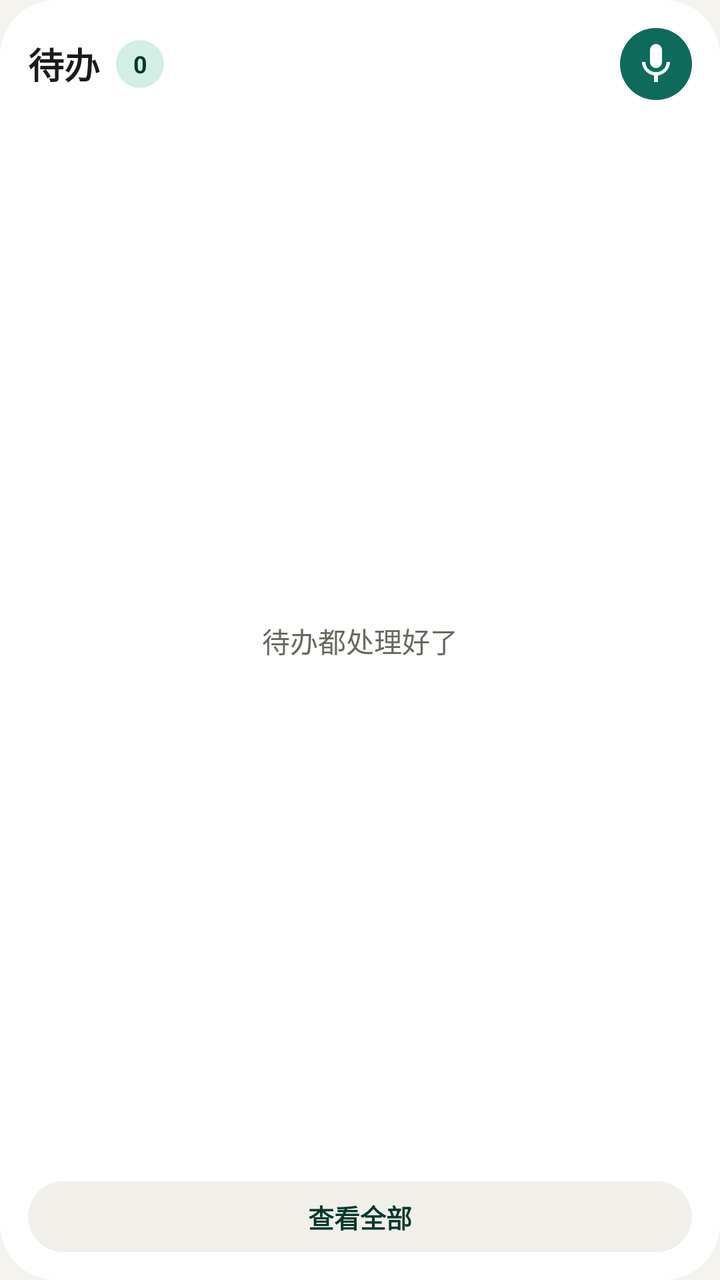
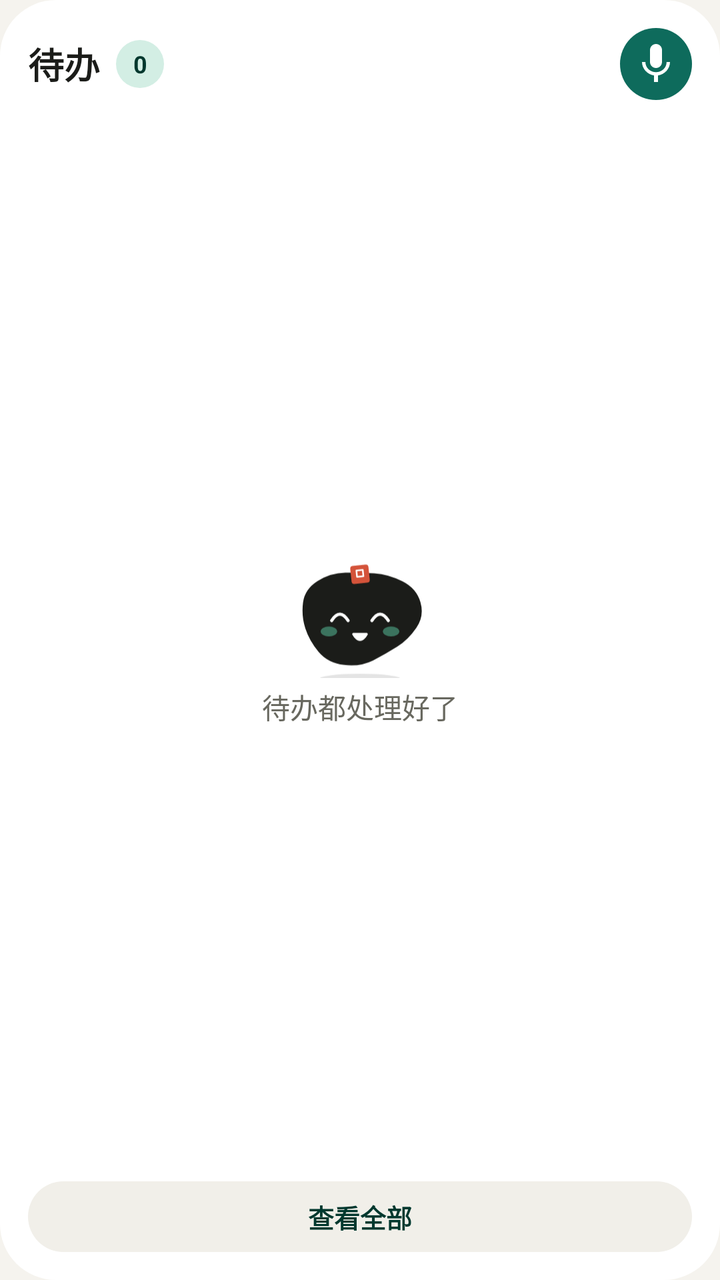

An Android layout rendered at two revisions. The XML below is the earlier revision; the diff shows what the commit changed to produce the second picture.
<!-- AndroidManifest.xml: application theme Theme.ShuoLeSa -->
<!-- res/layout/widget_todo.xml -->
<?xml version="1.0" encoding="utf-8"?>
<LinearLayout xmlns:android="http://schemas.android.com/apk/res/android"
    android:id="@android:id/background"
    android:layout_width="match_parent"
    android:layout_height="match_parent"
    android:background="@drawable/widget_bg"
    android:orientation="vertical"
    android:padding="14dp">

    <LinearLayout
        android:id="@+id/todo_header"
        android:layout_width="match_parent"
        android:layout_height="wrap_content"
        android:gravity="center_vertical"
        android:orientation="horizontal">
        <TextView
            android:id="@+id/todo_title"
            android:layout_width="wrap_content"
            android:layout_height="wrap_content"
            android:text="待办"
            android:textColor="@color/text_primary"
            android:textSize="18sp"
            android:textStyle="bold" />
        <TextView
            android:id="@+id/todo_count"
            android:layout_width="wrap_content"
            android:layout_height="wrap_content"
            android:layout_marginStart="8dp"
            android:background="@drawable/widget_circle_accent"
            android:gravity="center"
            android:minWidth="24dp"
            android:minHeight="24dp"
            android:text="0"
            android:textColor="@color/widget_accent_text"
            android:textSize="12sp"
            android:textStyle="bold" />
        <View
            android:layout_width="0dp"
            android:layout_height="1dp"
            android:layout_weight="1" />
        <ImageButton
            android:id="@+id/todo_record"
            android:layout_width="36dp"
            android:layout_height="36dp"
            android:background="@drawable/widget_orb"
            android:contentDescription="开始录音"
            android:src="@drawable/ic_w_mic_on_orb" />
    </LinearLayout>

    <FrameLayout
        android:layout_width="match_parent"
        android:layout_height="0dp"
        android:layout_marginTop="6dp"
        android:layout_weight="1">
        <ListView
            android:id="@+id/todo_list"
            android:layout_width="match_parent"
            android:layout_height="match_parent"
            android:divider="@null"
            android:dividerHeight="0dp" />
        <TextView
            android:id="@+id/todo_empty"
            android:layout_width="match_parent"
            android:layout_height="match_parent"
            android:gravity="center"
            android:text="待办都处理好了"
            android:textColor="@color/text_secondary"
            android:textSize="14sp" />
    </FrameLayout>

    <TextView
        android:id="@+id/todo_footer"
        android:layout_width="match_parent"
        android:layout_height="wrap_content"
        android:layout_marginTop="6dp"
        android:background="@drawable/widget_bg_raised"
        android:gravity="center"
        android:paddingTop="8dp"
        android:paddingBottom="8dp"
        android:text="查看全部"
        android:textColor="@color/widget_accent_text"
        android:textSize="13sp"
        android:textStyle="bold" />
</LinearLayout>
<!-- resources referenced by this layout -->
<resources>
  <color name="text_primary">#1B1C19</color>
  <color name="text_secondary">#68685F</color>
  <color name="widget_accent_text">#00382E</color>
  <!-- drawable ic_w_mic_on_orb (drawable) -->
  <vector xmlns:android="http://schemas.android.com/apk/res/android"
      android:width="24dp"
      android:height="24dp"
      android:viewportWidth="24"
      android:viewportHeight="24"
      android:tint="@color/widget_on_orb">
      <path
          android:fillColor="@android:color/white"
          android:pathData="M12,14c1.66,0 2.99,-1.34 2.99,-3L15,5c0,-1.66 -1.34,-3 -3,-3S9,3.34 9,5v6c0,1.66 1.34,3 3,3zM17.3,11c0,3 -2.54,5.1 -5.3,5.1S6.7,14 6.7,11H5c0,3.41 2.72,6.23 6,6.72V21h2v-3.28c3.28,-0.48 6,-3.3 6,-6.72h-1.7z" />
  </vector>
  <!-- drawable widget_bg (drawable) -->
  <shape xmlns:android="http://schemas.android.com/apk/res/android" android:shape="rectangle">
      <solid android:color="@color/widget_bg" />
      <corners android:radius="@dimen/widget_radius" />
  </shape>
  <!-- drawable widget_bg_raised (drawable) -->
  <shape xmlns:android="http://schemas.android.com/apk/res/android" android:shape="rectangle">
      <solid android:color="@color/widget_bg_raised" />
      <corners android:radius="@dimen/widget_inner_radius" />
  </shape>
  <!-- drawable widget_circle_accent (drawable) -->
  <shape xmlns:android="http://schemas.android.com/apk/res/android" android:shape="oval">
      <solid android:color="@color/widget_accent_bg" />
  </shape>
  <!-- drawable widget_orb (drawable) -->
  <shape xmlns:android="http://schemas.android.com/apk/res/android" android:shape="oval">
      <solid android:color="@color/widget_orb" />
  </shape>
  <style name="Theme.ShuoLeSa" parent="android:Theme.Material.Light.NoActionBar">
          <item name="android:colorBackground">@color/background</item>
          <item name="android:windowBackground">@color/background</item>
          <item name="android:statusBarColor">@color/background</item>
          <item name="android:navigationBarColor">@color/background</item>
          <item name="android:colorPrimary">@color/primary</item>
          <item name="android:colorPrimaryDark">@color/primary</item>
          <item name="android:colorAccent">@color/primary</item>
          <item name="android:textColorPrimary">@color/text_primary</item>
          <item name="android:textColorSecondary">@color/text_secondary</item>
          <item name="android:colorControlActivated">@color/primary</item>
          <item name="android:windowLightStatusBar">true</item>
          <item name="android:windowLightNavigationBar">true</item>
          <item name="android:navigationBarDividerColor">@color/outline</item>
      </style>
  <color name="widget_on_orb">#FFFFFF</color>
  <color name="widget_bg">#FFFFFF</color>
  <dimen name="widget_radius">24dp</dimen>
  <color name="widget_bg_raised">#F1EFE9</color>
  <dimen name="widget_inner_radius">16dp</dimen>
  <color name="widget_accent_bg">#D3EEE4</color>
  <color name="widget_orb">#0E6B5C</color>
  <color name="background">#F5F3EE</color>
  <color name="primary">#0E6B5C</color>
  <color name="outline">#E7E4DB</color>
</resources>

<!-- the commit's change to res/layout/widget_todo.xml (unified diff, before → after) -->
@@ -58,14 +58,27 @@
             android:layout_height="match_parent"
             android:divider="@null"
             android:dividerHeight="0dp" />
-        <TextView
+        <LinearLayout
             android:id="@+id/todo_empty"
             android:layout_width="match_parent"
             android:layout_height="match_parent"
             android:gravity="center"
-            android:text="待办都处理好了"
-            android:textColor="@color/text_secondary"
-            android:textSize="14sp" />
+            android:orientation="vertical">
+            <ImageView
+                android:id="@+id/todo_empty_spirit"
+                android:layout_width="64dp"
+                android:layout_height="62dp"
+                android:importantForAccessibility="no"
+                android:src="@drawable/ic_spirit_happy" />
+            <TextView
+                android:id="@+id/todo_empty_text"
+                android:layout_width="wrap_content"
+                android:layout_height="wrap_content"
+                android:layout_marginTop="4dp"
+                android:text="待办都处理好了"
+                android:textColor="@color/text_secondary"
+                android:textSize="14sp" />
+        </LinearLayout>
     </FrameLayout>
 
     <TextView
<!-- resource entries referenced after the edit -->
@@ -3,6 +3,7 @@
   <color name="text_primary">#1B1C19</color>
   <color name="text_secondary">#68685F</color>
   <color name="widget_accent_text">#00382E</color>
+  <!-- drawable ic_spirit_happy: vector/xml drawable (drawable, 2106 chars, omitted) -->
   <!-- drawable ic_w_mic_on_orb (drawable) -->
   <vector xmlns:android="http://schemas.android.com/apk/res/android"
       android:width="24dp"
